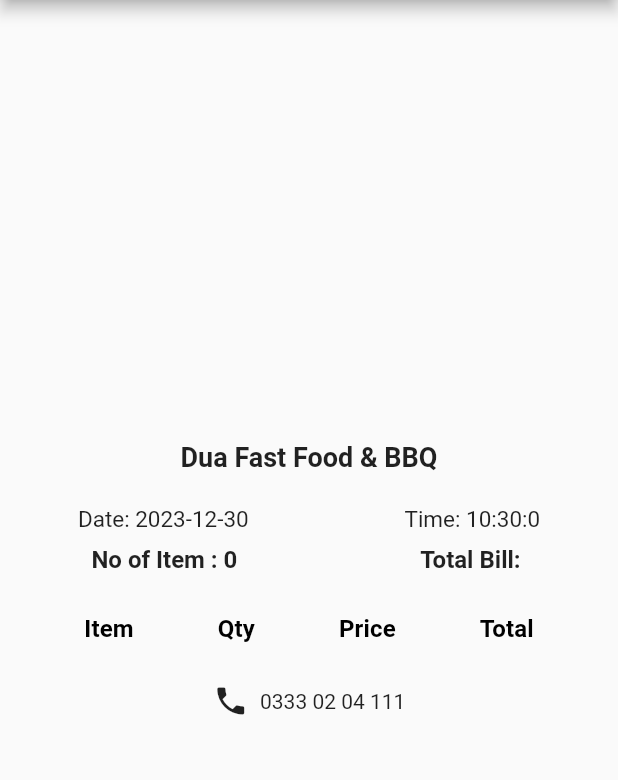
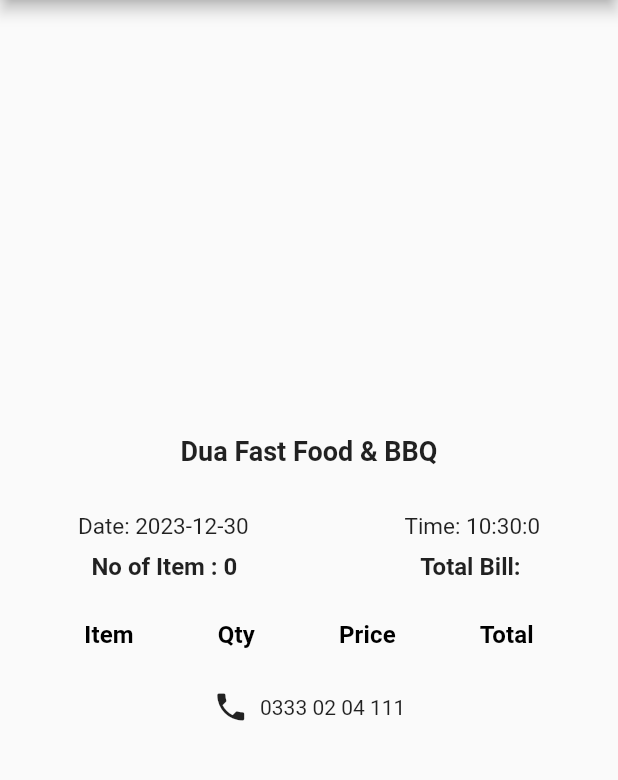
Before and after one commit to mustafanagori/Invoice, a Flutter app: the PrintSlipScreen screen opened directly with empty values, on a phone screen of 412 x 824 dp, the part 84-864 px from its top. Run offline on Flutter 3.47's test engine with Material 3 defaults, Android fonts, the phone set to English and light mode, and no system bars; our stand-ins replace badges, get.

```diff
--- a/lib/view/bill.dart
+++ b/lib/view/bill.dart
@@ -80,6 +80,7 @@ class PrintSlipScreen extends StatelessWidget {
                 style: TextStyle(fontSize: 18, fontWeight: FontWeight.bold),
               ),
             ),
+            SizedBox(height: h * 0.01),
             SizedBox(height: h * 0.01),
             // date and time
             Row(
```
